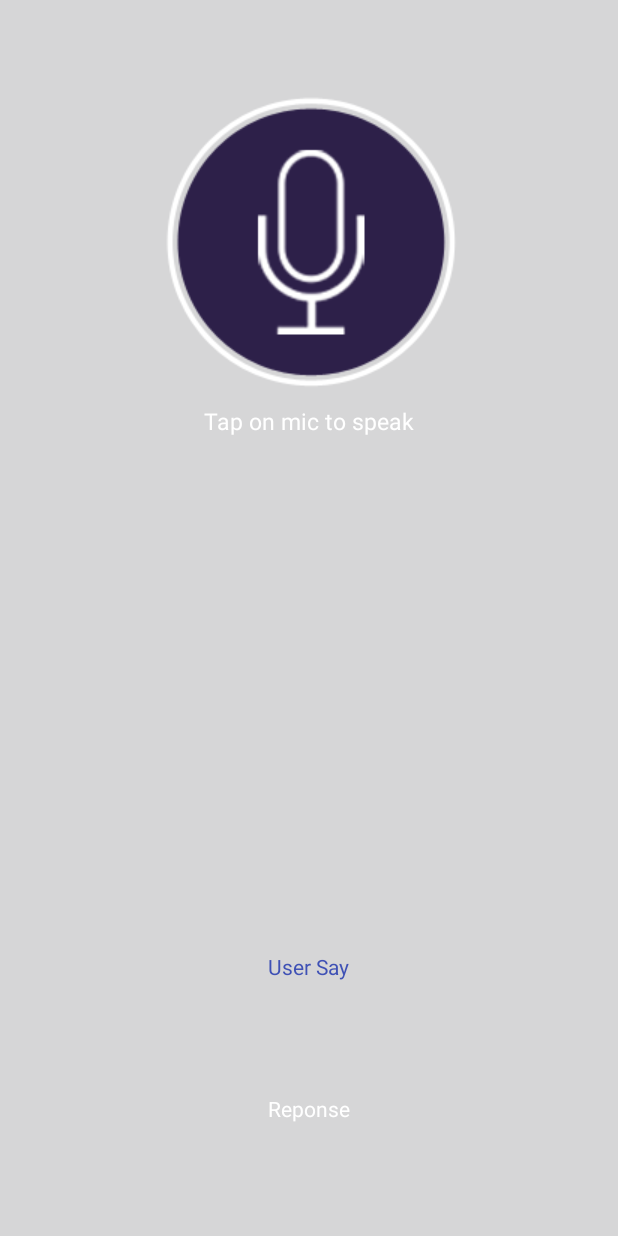
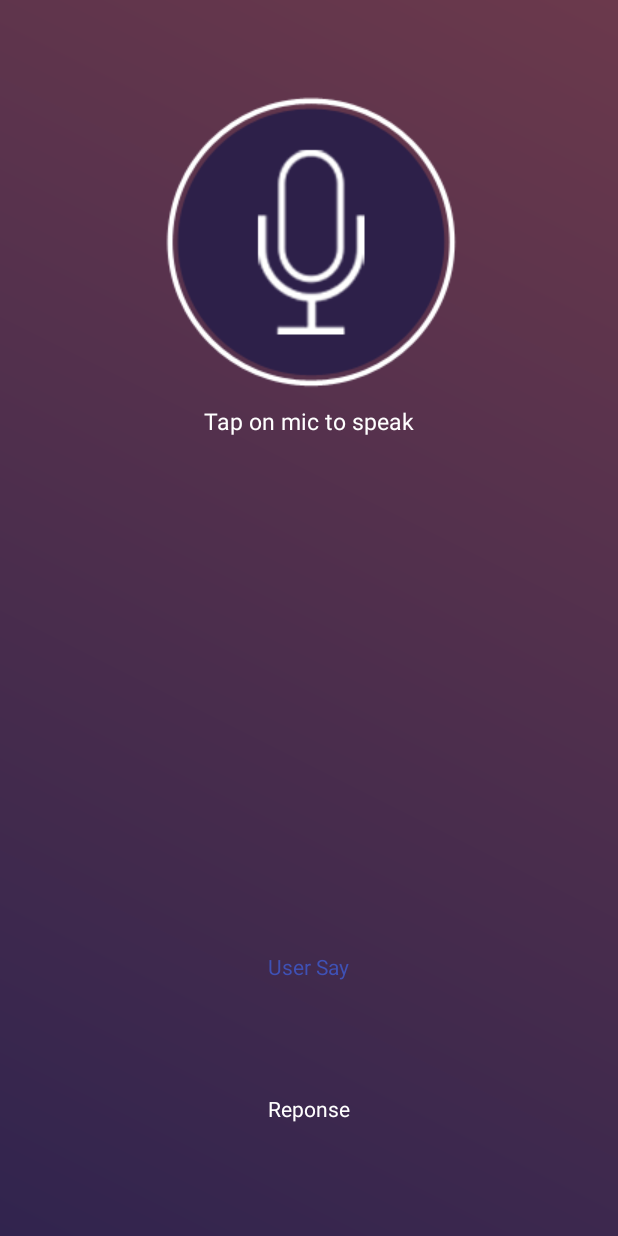
Before and after one commit to Dhanam77/OreoPie, an Android app: the ChatBotActivity screen opened directly, with no data from a screen before it, on a phone screen of 412 x 824 dp. Run offline under Robolectric (Android 15) with nearby library versions, the light colour scheme and no system bars.

Commit message:
Chatbot Update Final

```diff
--- a/app/src/main/res/values/colors.xml
+++ b/app/src/main/res/values/colors.xml
@@ -3,6 +3,8 @@
     <color name="colorPrimary">#3F51B5</color>
     <color name="colorPrimaryDark">#303F9F</color>
     <color name="colorAccent">#FF4081</color>
+    <color name="bg_gradient_start">#31244e</color>
+    <color name="bg_gradient_end">#6b394c</color>
 
     <!-- Screens background color-->
     <color name="bg_screen1">#f64c73</color>
```
